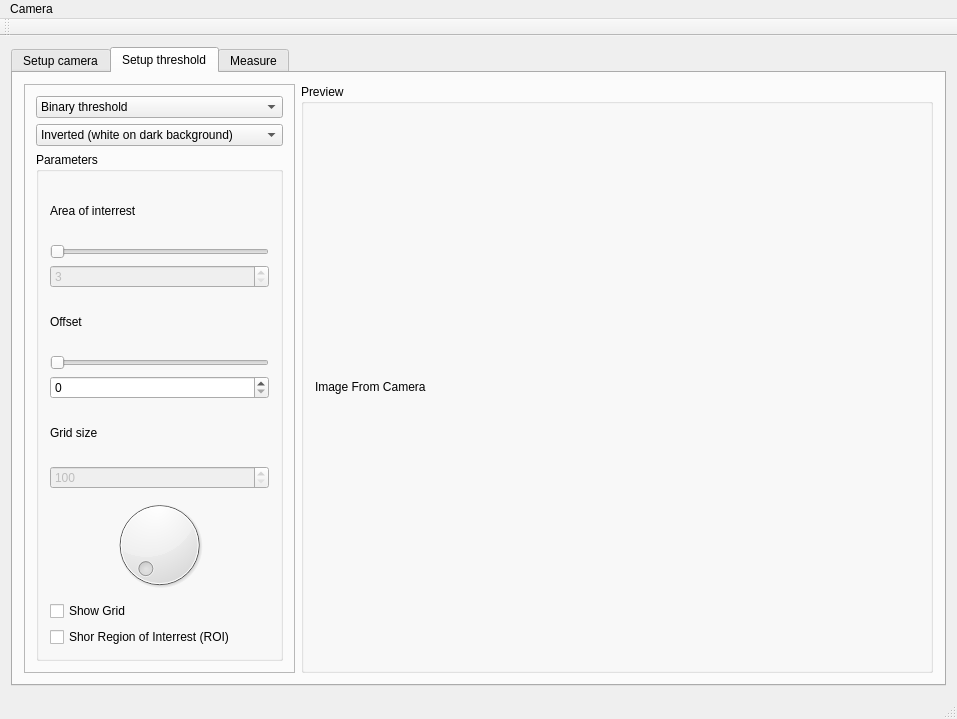
The window that LineWidthMeasTool/mainwindow.ui (theMladyPan/opencv_utils) describes before a commit, drawn with Qt 5.
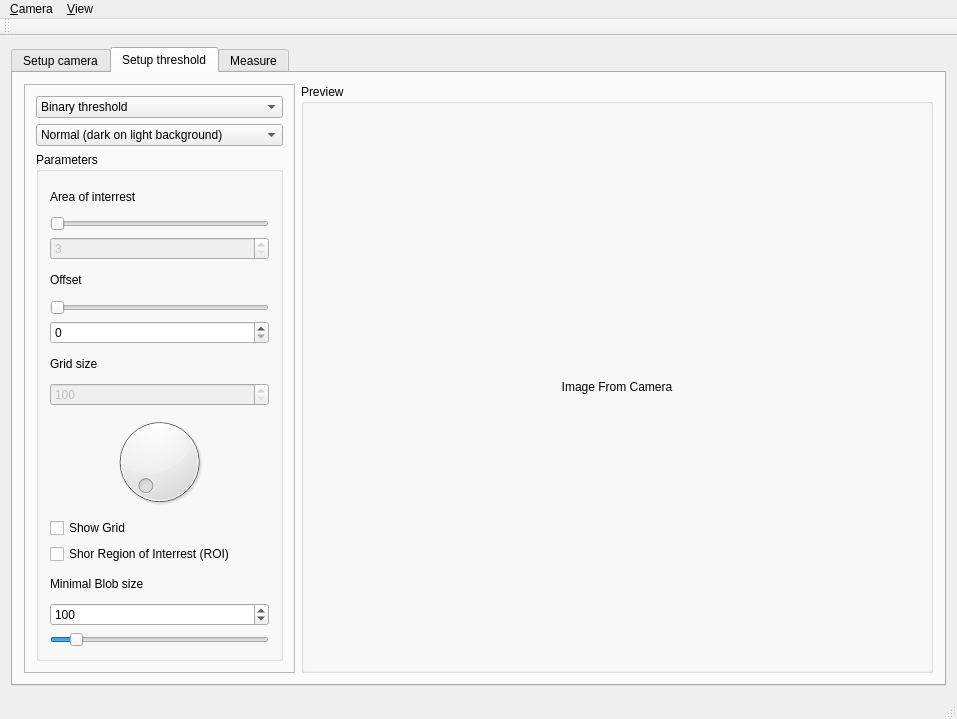
The same window after the commit. The open tabs and pages were chosen to show the change.

```diff
--- a/LineWidthMeasTool/mainwindow.ui
+++ b/LineWidthMeasTool/mainwindow.ui
@@ -236,11 +236,6 @@
              <property name="enabled">
               <bool>true</bool>
              </property>
-             <item>
-              <property name="text">
-               <string>Inverted (white on dark background)</string>
-              </property>
-             </item>
              <item>
               <property name="text">
                <string>Normal (dark on light background)</string>
@@ -391,6 +386,51 @@
                 </property>
                </widget>
               </item>
+              <item>
+               <widget class="QLabel" name="labelMinContourArea">
+                <property name="text">
+                 <string>Minimal Blob size</string>
+                </property>
+               </widget>
+              </item>
+              <item>
+               <widget class="QSpinBox" name="spinBoxBlobSize">
+                <property name="minimum">
+                 <number>10</number>
+                </property>
+                <property name="maximum">
+                 <number>1000</number>
+                </property>
+                <property name="singleStep">
+                 <number>10</number>
+                </property>
+                <property name="value">
+                 <number>100</number>
+                </property>
+               </widget>
+              </item>
+              <item>
+               <widget class="QSlider" name="horizontalSliderBlobSize">
+                <property name="minimum">
+                 <number>10</number>
+                </property>
+                <property name="maximum">
+                 <number>1000</number>
+                </property>
+                <property name="singleStep">
+                 <number>10</number>
+                </property>
+                <property name="pageStep">
+                 <number>100</number>
+                </property>
+                <property name="value">
+                 <number>100</number>
+                </property>
+                <property name="orientation">
+                 <enum>Qt::Horizontal</enum>
+                </property>
+               </widget>
+              </item>
              </layout>
             </widget>
            </item>
@@ -420,6 +460,9 @@
              <property name="text">
               <string>Image From Camera</string>
              </property>
+             <property name="alignment">
+              <set>Qt::AlignCenter</set>
+             </property>
             </widget>
            </item>
           </layout>
@@ -493,7 +536,7 @@
    </property>
    <widget class="QMenu" name="menuCamera">
     <property name="title">
-     <string>Camera</string>
+     <string>&amp;Camera</string>
     </property>
     <addaction name="actionRefresh"/>
     <addaction name="separator"/>
@@ -505,7 +548,16 @@
     <addaction name="separator"/>
     <addaction name="actionExit"/>
    </widget>
+   <widget class="QMenu" name="menuTools">
+    <property name="title">
+     <string>&amp;View</string>
+    </property>
+    <addaction name="action_Zoom_in"/>
+    <addaction name="actionZoom_Out"/>
+    <addaction name="separator"/>
+   </widget>
    <addaction name="menuCamera"/>
+   <addaction name="menuTools"/>
   </widget>
   <widget class="QToolBar" name="mainToolBar">
    <attribute name="toolBarArea">
```
Left out of the diff: 221 changed lines with no effect on the pictures.
